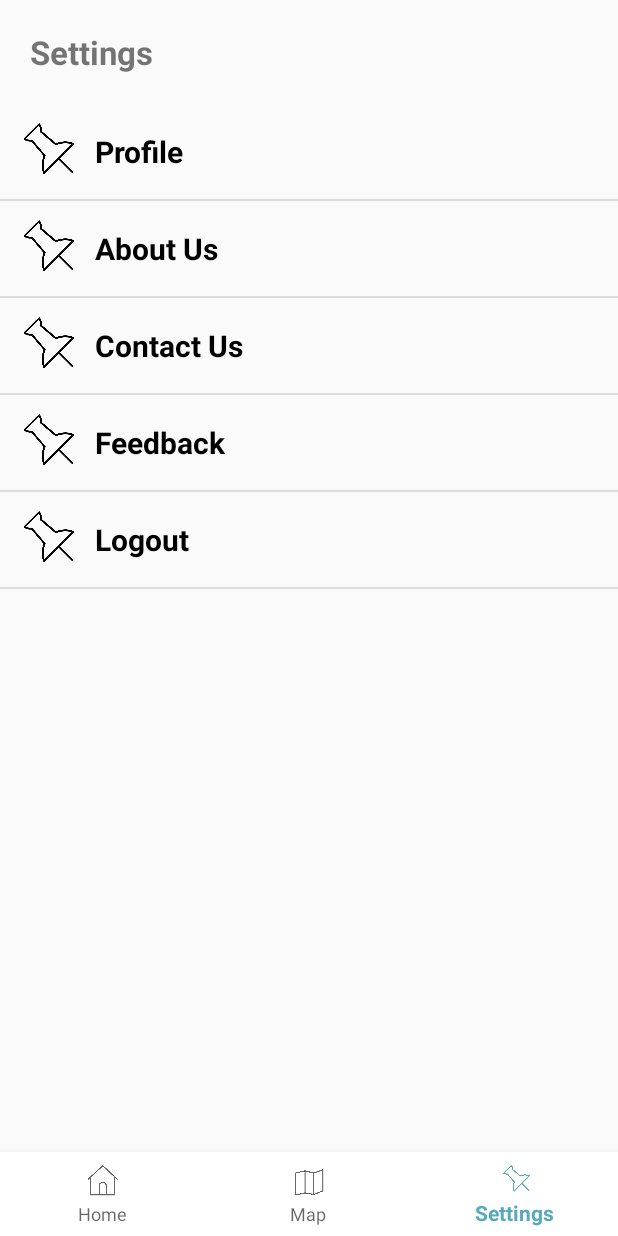
After one commit to hopesishu/CZ2006-softwareeng, an Android app: the activity_settings screen opened directly, with no data from a screen before it, on a phone screen of 412 x 824 dp. The commit adds this screen. Run offline under Robolectric (Android 15) with nearby library versions, the phone set to English and light mode, and no system bars.

Commit message:
completed the linking from settings to profile

```diff
--- a/app/src/main/java/com/example/connectme/activity_hawkercentres.java
+++ b/app/src/main/java/com/example/connectme/activity_hawkercentres.java
@@ -30,7 +30,9 @@ public class activity_hawkercentres extends AppCompatActivity {
                         //overridePendingTransition(0,0);
                         //return true;
                     case R.id.navigationInfo:
-                        //startActivity(new Intent(getApplicationContext(), activity_info.class));
+                        startActivity(new Intent(getApplicationContext(), activity_settings.class));
+                        overridePendingTransition(0,0);
+                        return true;
                     case R.id.navigationHome:
                         startActivity(new Intent(getApplicationContext(), MainActivity.class));
                         overridePendingTransition(0,0);
--- a/app/src/main/java/com/example/connectme/activity_parkconnector.java
+++ b/app/src/main/java/com/example/connectme/activity_parkconnector.java
@@ -35,7 +35,9 @@ public class activity_parkconnector extends AppCompatActivity {
                         //overridePendingTransition(0,0);
                         //return true;
                     case R.id.navigationInfo:
-                        //startActivity(new Intent(getApplicationContext(), activity_info.class));
+                        startActivity(new Intent(getApplicationContext(), activity_settings.class));
+                        overridePendingTransition(0,0);
+                        return true;
                     case R.id.navigationHome:
                         startActivity(new Intent(getApplicationContext(), MainActivity.class));
                         overridePendingTransition(0,0);
--- /dev/null
+++ b/app/src/main/java/com/example/connectme/activity_settings.java
@@ -0,0 +1,104 @@
+package com.example.connectme;
+
+import android.app.Activity;
+import android.content.Context;
+import android.content.Intent;
+import android.os.Bundle;
+import android.view.LayoutInflater;
+import android.view.MenuItem;
+import android.view.View;
+import android.view.ViewGroup;
+import android.widget.AdapterView;
+import android.widget.ArrayAdapter;
+import android.widget.ImageView;
+import android.widget.ListView;
+import android.widget.TextView;
+import android.widget.Toast;
+
+import androidx.annotation.NonNull;
+import androidx.annotation.Nullable;
+import androidx.appcompat.app.AppCompatActivity;
+
+import com.google.android.material.bottomnavigation.BottomNavigationView;
+
+public class activity_settings extends AppCompatActivity {
+
+    ListView listView;
+    String mTitle[] = {"Profile", "About Us", "Contact Us", "Feedback", "Logout"};
+    int images[] = {R.drawable.info_icon, R.drawable.info_icon, R.drawable.info_icon, R.drawable.info_icon, R.drawable.info_icon};
+
+    @Override
+    protected void onCreate(Bundle savedInstanceState) {
+        super.onCreate(savedInstanceState);
+        setContentView(R.layout.activity_settings);
+
+        //logic for setting ListView in settings
+        listView = findViewById(R.id.settings_listview);
+        MyAdapter adapter = new MyAdapter(this, mTitle, images);
+        listView.setAdapter(adapter);
+
+        listView.setOnItemClickListener(new AdapterView.OnItemClickListener() {
+            @Override
+            public void onItemClick(AdapterView<?> parent, View view, int position, long id) {
+                if (position == 0) {
+//                    Toast.makeText(activity_settings.this, "testing", Toast.LENGTH_SHORT).show();
+//                    startActivity(new Intent(getApplicationContext(), activity_profile.class));
+                    Intent intent = new Intent(view.getContext(), activity_profile.class);
+                    startActivity(intent);
+                }
+            }
+        });
+
+
+        //linking bottom navigation bar
+        BottomNavigationView bottomNavigationView = findViewById(R.id.bottomNavigationView);
+        bottomNavigationView.setSelectedItemId(R.id.navigationInfo);
+
+        bottomNavigationView.setOnNavigationItemSelectedListener(new BottomNavigationView.OnNavigationItemSelectedListener() {
+            @Override
+            public boolean onNavigationItemSelected(@NonNull MenuItem item) {
+                switch(item.getItemId()){
+                    case R.id.navigationMap:
+                        //startActivity(new Intent(getApplicationContext(), activity_map.class));
+                        //overridePendingTransition(0,0);
+                        //return true;
+                    case R.id.navigationInfo:
+                        return true;
+                    case R.id.navigationHome:
+                        startActivity(new Intent(getApplicationContext(), MainActivity.class));
+                        overridePendingTransition(0,0);
+                        return true;
+                }
+                return false;
+            }
+        });
+    }
+
+    class MyAdapter extends ArrayAdapter<String> {
+
+        Context context;
+        String rTitle[];
+        int rImgs[];
+
+        MyAdapter(Context c, String title[], int imgs[]){
+            super(c, R.layout.row, R.id.textView1, title);
+            this.context = c;
+            this.rTitle = title;
+            this.rImgs = imgs;
+        }
+
+        @NonNull
+        @Override
+        public View getView(int position, @Nullable View convertView, @NonNull ViewGroup parent) {
+            LayoutInflater layoutInflater = (LayoutInflater)getApplicationContext().getSystemService(Context.LAYOUT_INFLATER_SERVICE);
+            View row = layoutInflater.inflate(R.layout.row, parent, false);
+            ImageView images = row.findViewById(R.id.image);
+            TextView myTitle = row.findViewById(R.id.textView1);
+
+            images.setImageResource(rImgs[position]);
+            myTitle.setText(rTitle[position]);
+
+            return row;
+        }
+    }
+}
--- /dev/null
+++ b/app/src/main/res/layout/activity_settings.xml
@@ -0,0 +1,44 @@
+<?xml version="1.0" encoding="utf-8"?>
+<androidx.constraintlayout.widget.ConstraintLayout xmlns:android="http://schemas.android.com/apk/res/android"
+    xmlns:tools="http://schemas.android.com/tools"
+    xmlns:app="http://schemas.android.com/apk/res-auto"
+    android:layout_height="match_parent"
+    android:layout_width="match_parent"
+    tools:context=".activity_settings"
+    android:orientation="vertical">
+
+    <TextView
+        android:id="@+id/SettingsHeader"
+        android:layout_height="wrap_content"
+        android:layout_width="match_parent"
+        android:text="@string/settings_header"
+        android:textSize="22sp"
+        android:textStyle="bold"
+        android:padding="20dp"
+        app:layout_constraintTop_toTopOf="parent"
+        app:layout_constraintStart_toStartOf="parent"/>
+
+    <LinearLayout
+        android:layout_width="match_parent"
+        android:layout_height="0dp"
+        app:layout_constraintTop_toBottomOf="@id/SettingsHeader"
+        app:layout_constraintBottom_toTopOf="@id/bottomNavigationView">
+
+        <ListView
+            android:layout_width="match_parent"
+            android:layout_height="match_parent"
+            android:id="@+id/settings_listview">
+        </ListView>
+
+    </LinearLayout>
+
+    <com.google.android.material.bottomnavigation.BottomNavigationView
+        android:id="@+id/bottomNavigationView"
+        android:layout_width="match_parent"
+        android:layout_height="wrap_content"
+        app:backgroundTint="@color/colorWhite"
+        app:layout_constraintBottom_toBottomOf="parent"
+        app:menu="@menu/menu_bottom_navigation"/>
+
+
+</androidx.constraintlayout.widget.ConstraintLayout>
--- /dev/null
+++ b/app/src/main/res/layout/row.xml
@@ -0,0 +1,32 @@
+<?xml version="1.0" encoding="utf-8"?>
+<LinearLayout
+    xmlns:android="http://schemas.android.com/apk/res/android"
+    android:layout_width="match_parent"
+    android:layout_height="wrap_content"
+    android:orientation="horizontal"
+    android:padding="8dp">
+
+    <ImageView
+        android:layout_height="45dp"
+        android:layout_width="45dp"
+        android:src="@mipmap/ic_launcher"
+        android:id="@+id/image"/>
+
+    <LinearLayout
+        android:layout_width="match_parent"
+        android:layout_height="wrap_content"
+        android:orientation="vertical">
+
+        <TextView
+            android:id="@+id/textView1"
+            android:layout_width="match_parent"
+            android:layout_height="wrap_content"
+            android:text="Profile"
+            android:textColor="@color/colorBlack"
+            android:textStyle="bold"
+            android:layout_margin="10dp"
+            android:textSize="20sp"/>
+
+    </LinearLayout>
+
+</LinearLayout>
--- a/app/src/main/res/menu/menu_bottom_navigation.xml
+++ b/app/src/main/res/menu/menu_bottom_navigation.xml
@@ -9,6 +9,6 @@
         android:icon="@drawable/map_icon"/>
 
     <item android:id="@+id/navigationInfo"
-        android:title="@string/info"
+        android:title="@string/settings"
         android:icon="@drawable/info_icon"/>
 </menu>
--- a/app/src/main/res/values/strings.xml
+++ b/app/src/main/res/values/strings.xml
@@ -131,5 +131,11 @@
     <string name="new_profile">New Profile</string>
     <string name="create_profile">Create Profile</string>
     <string name="add_edit">add/edit</string>
+    <string name="settings">Settings</string>
+    <string name="settings_header">Settings</string>
+    <string name="title_activity_settings">title_activity_settings</string>
+    <string name="title_activity_profile">title_activity_profile</string>
+    <string name="profile">Profile</string>
+    <string name="date_of_birth">Date of birth:</string>
 
 </resources>
```
Also changed, not shown: app/src/main/AndroidManifest.xml (+13 -2 lines), app/src/main/java/com/example/connectme/MainActivity.java (+4 -4 lines), app/src/main/java/com/example/connectme/activity_profile.java (+40 -7 lines), app/src/main/res/layout/activity_profile.xml (+30 -6 lines).
